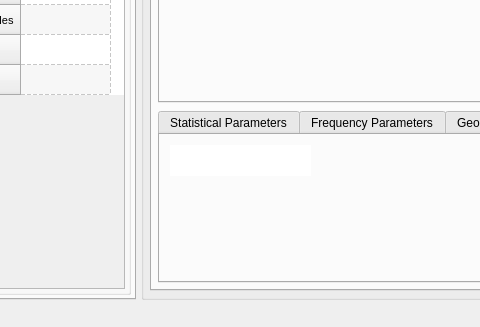
Above: ecganalyzer.ui from mateuszbaran/ECG-analyzer before the change; both pictures show x 129 to 609 and y 227 to 554 of the 862 by 554 pixel window. Below: the same form after it.
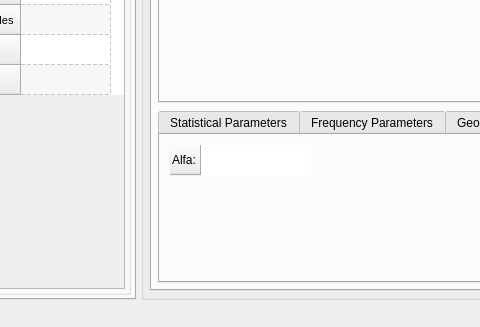
That is the form after the change. The open tabs and pages were chosen to show the change. Icons and pictures are not drawn. Custom widgets are drawn as their Qt base class.

```diff
--- a/ecganalyzer.ui
+++ b/ecganalyzer.ui
@@ -795,7 +795,7 @@
                 <bool>false</bool>
                </attribute>
                <attribute name="verticalHeaderVisible">
-                <bool>false</bool>
+                <bool>true</bool>
                </attribute>
                <row>
                 <property name="text">
```
Left out of the diff: 4 changed lines with no effect on the pictures.
